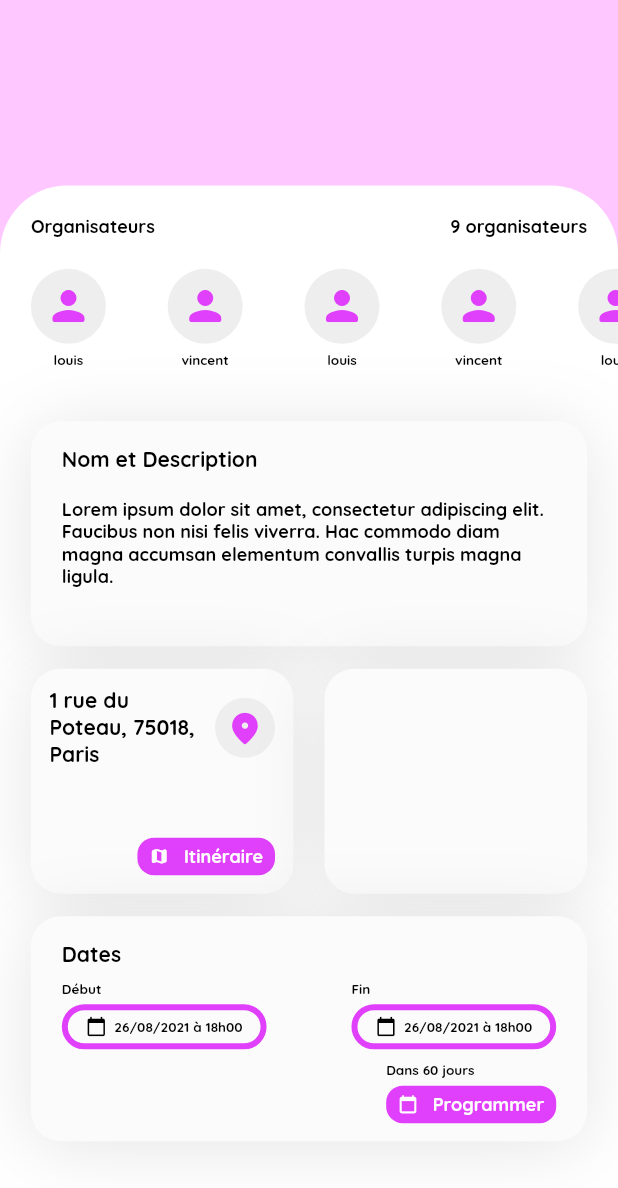
After one commit to Louisp78/Fevly, a Flutter app: the InfoPartyScreen screen opened directly, on a phone screen of 412 x 824 dp. The commit adds this screen. Shown: the top 1188 px of the screen. Run offline on Flutter 3.47's test engine with Material 2 defaults, Android fonts, the light colour scheme and no system bars; our stand-ins replace auto_size_text, flutter_svg, google_fonts; statements that could not run were skipped.

Commit message:
add new screen party_info and fix custom_small_button.dart and custom_text_button.dart

```diff
--- a/fevly/lib/components/custom_small_button.dart
+++ b/fevly/lib/components/custom_small_button.dart
@@ -2,7 +2,7 @@ import 'package:fevly/styles/colors.dart';
 import 'package:flutter/material.dart';
 import 'package:google_fonts/google_fonts.dart';
 
-enum CustomSmallButtonSize { small, normal }
+enum CustomSmallButtonSize { small, normal, verySmall}
 
 class CustomSmallButton extends StatelessWidget {
   const CustomSmallButton({
@@ -58,13 +58,13 @@ class CustomSmallButton extends StatelessWidget {
             if (prefixIcon != null) const SizedBox(width: 5),
             Text(
               text,
-              style: isSmall
+              style: size == CustomSmallButtonSize.verySmall ? textTheme.headline6 :(isSmall
                   ? textTheme.headline5?.copyWith(
                       color: lightMode ? Colors.black : Colors.white,
                     )
                   : textTheme.headline3?.copyWith(
                       color: lightMode ? Colors.black : Colors.white,
-                    ),
+                    )),
             ),
             if (suffixIcon != null) const SizedBox(width: 5),
             if (suffixIcon != null) suffixIcon!,
--- a/fevly/lib/components/custom_text_button.dart
+++ b/fevly/lib/components/custom_text_button.dart
@@ -14,6 +14,8 @@ class CustomTextButtonSize {
       {this.padding = 24, this.borderRadius = 20, this.height = 42});
   const CustomTextButtonSize.small(
       {this.padding = 10, this.borderRadius = 13, this.height = 27});
+  const CustomTextButtonSize.verySmall(
+      {this.padding = 8, this.borderRadius = 11, this.height = 25});
 }
 
 class CustomTextButton extends StatelessWidget {
--- /dev/null
+++ b/fevly/lib/screens/party_info/components/address_information.dart
@@ -0,0 +1,80 @@
+import 'package:fevly/components/custom_text_button.dart';
+import 'package:fevly/styles/colors.dart';
+import 'package:fevly/styles/effects.dart';
+import 'package:flutter/cupertino.dart';
+import 'package:flutter/material.dart';
+
+class AddressInformation extends StatelessWidget {
+  const AddressInformation({
+    Key? key,
+    required this.size,
+    required this.textTheme,
+  }) : super(key: key);
+
+  final Size size;
+  final TextTheme textTheme;
+
+  @override
+  Widget build(BuildContext context) {
+    return Container(
+      height: 150,
+      width: (size.width * 0.9 / 2) - (size.width * 0.05/2),
+      decoration: BoxDecoration(
+        color: kSurfaceLightColor, boxShadow: [kShadowBase],
+        borderRadius: BorderRadius.circular(20),
+      ),
+      child: Column(
+        mainAxisAlignment: MainAxisAlignment.spaceBetween,
+        children: [
+          Padding(
+            padding: EdgeInsets.symmetric(horizontal: size.width * 0.03, vertical: size.width * 0.03),
+            child: Row(
+              mainAxisAlignment: MainAxisAlignment.spaceBetween,
+              children: [
+                Flexible(
+                  child: Text(
+                    "1 rue du Poteau, 75018, Paris",
+                    maxLines: 4,
+                    style: textTheme.headline4,
+                    ),
+                ),
+                SizedBox(width: size.width * 0.02),
+                const FittedBox(
+                  fit: BoxFit.scaleDown,
+                  alignment: Alignment.topLeft,
+                  child: CircleAvatar(
+                    radius: 20,
+                    backgroundColor: kSurfaceColor,
+                    child: Icon(
+                      Icons.location_on_rounded,
+                      size: 20 * (32 / 25),
+                      color: kPrimaryColor,
+                    ),
+                  ),
+                )
+              ],
+            ),
+          ),
+          Padding(
+            padding: EdgeInsets.symmetric(horizontal: size.width * 0.03, vertical: size.width * 0.03),
+            child: Row(
+              mainAxisAlignment: MainAxisAlignment.end,
+              children: [
+                CustomTextButton(
+                  buttonSize: const CustomTextButtonSize.verySmall(),
+                  text: "Itinéraire",
+                  press: () {},
+                  prefixIcon: const Icon(
+                    Icons.map_rounded,
+                    color: Colors.white,
+                    size: 13,
+                  ),
+                ),
+              ],
+            ),
+          ),
+        ],
+      ),
+    );
+  }
+}
--- /dev/null
+++ b/fevly/lib/screens/party_info/components/avatar_info.dart
@@ -0,0 +1,32 @@
+import 'package:fevly/components/custom_circle_avatar.dart';
+import 'package:flutter/cupertino.dart';
+import 'package:flutter/material.dart';
+
+class AvatarInfo extends StatelessWidget {
+  const AvatarInfo({
+    Key? key,
+    required this.size,
+    required this.textTheme, required this.text,
+  }) : super(key: key);
+
+  final Size size;
+  final TextTheme textTheme;
+  final String text;
+
+  @override
+  Widget build(BuildContext context) {
+    return Padding(
+      padding: EdgeInsets.all(size.width * 0.05),
+      child: Column(
+        children: [
+          const CustomCircleAvatar(),
+          const SizedBox(height: 5),
+          Text(
+            text,
+            style: textTheme.headline6,
+            ),
+        ],
+      ),
+    );
+  }
+}
--- /dev/null
+++ b/fevly/lib/screens/party_info/components/date_informations.dart
@@ -0,0 +1,124 @@
+import 'package:fevly/components/custom_small_button.dart';
+import 'package:fevly/components/custom_text_button.dart';
+import 'package:fevly/styles/colors.dart';
+import 'package:fevly/styles/effects.dart';
+import 'package:flutter/cupertino.dart';
+import 'package:flutter/material.dart';
+
+import '../../../constant.dart';
+
+class DateInformations extends StatelessWidget {
+  const DateInformations({
+    Key? key,
+    required this.size,
+    required this.textTheme,
+  }) : super(key: key);
+
+  final Size size;
+  final TextTheme textTheme;
+
+  @override
+  Widget build(BuildContext context) {
+    return Container(
+      height: 150,
+      width: size.width * 0.9,
+      decoration: BoxDecoration(
+        color: kSurfaceLightColor, boxShadow: [kShadowBase],
+        borderRadius: BorderRadius.circular(20),
+      ),
+      child: Column(
+        crossAxisAlignment: CrossAxisAlignment.start,
+        children: [
+          SizedBox(height: size.height * 0.02),
+          Padding(
+            padding: EdgeInsets.symmetric(horizontal: size.width * 0.05),
+            child: Text(
+              "Dates",
+              style: textTheme.headline4,
+              ),
+          ),
+          SizedBox(height: size.height * 0.01),
+          Padding(
+            padding: EdgeInsets.symmetric(horizontal: size.width * 0.05),
+            child: Row(
+              mainAxisAlignment: MainAxisAlignment.spaceBetween,
+              children: [
+                Column(
+                  crossAxisAlignment: CrossAxisAlignment.start,
+                  children: [
+                    Text(
+                      "Début",
+                      style: textTheme.headline6,
+                      ),
+                    const SizedBox(height: 5),
+                    CustomSmallButton(
+                      size: CustomSmallButtonSize.verySmall,
+                      text: "26/08/2021 à 18h00",
+                      press: () {},
+                      prefixIcon: const Icon(
+                        Icons.calendar_today,
+                        color: Colors.black,
+                        size: kSmallIconSize,
+                      ),
+                      borderColor: kPrimaryColor,
+                    ),
+                  ],
+                ),
+                Column(
+                  crossAxisAlignment: CrossAxisAlignment.start,
+                  children: [
+                    Text(
+                      "Fin",
+                      style: textTheme.headline6,
+                      ),
+                    const SizedBox(height: 5),
+                    CustomSmallButton(
+                      size: CustomSmallButtonSize.verySmall,
+                      text: "26/08/2021 à 18h00",
+                      press: () {},
+                      prefixIcon: const Icon(
+                        Icons.calendar_today,
+                        color: Colors.black,
+                        size: kSmallIconSize,
+                      ),
+                      borderColor: kPrimaryColor,
+                    ),
+                  ],
+                ),
+              ],
+            ),
+          ),
+          SizedBox(height: size.height * 0.01),
+          Padding(
+            padding: EdgeInsets.symmetric(horizontal: size.width * 0.05),
+            child: Row(
+              mainAxisAlignment: MainAxisAlignment.end,
+              children: [
+              Column(
+                crossAxisAlignment: CrossAxisAlignment.start,
+                children: [
+                  Text(
+                    "Dans 60 jours",
+                    style: textTheme.headline6,
+                  ),
+                  const SizedBox(height: 5),
+                  CustomTextButton(
+                    buttonSize: const CustomTextButtonSize.verySmall(),
+                    text: "Programmer",
+                    press: () {},
+                    prefixIcon: const Icon(
+                      Icons.calendar_today_rounded,
+                      color: Colors.white,
+                      size: 13,
+                      ),
+                    ),
+                  ],
+                ),
+              ],
+            ),
+          ),
+        ],
+      ),
+    );
+  }
+}
--- /dev/null
+++ b/fevly/lib/screens/party_info/components/party_description.dart
@@ -0,0 +1,47 @@
+import 'package:fevly/styles/colors.dart';
+import 'package:fevly/styles/effects.dart';
+import 'package:flutter/material.dart';
+
+class PartyDescription extends StatelessWidget {
+  const PartyDescription({
+    Key? key,
+    required this.size,
+    required this.textTheme,
+  }) : super(key: key);
+
+  final Size size;
+  final TextTheme textTheme;
+
+  @override
+  Widget build(BuildContext context) {
+    return Container(
+      height: 150,
+      width: size.width * 0.9,
+      decoration: BoxDecoration(
+        color: kSurfaceLightColor, boxShadow: [kShadowBase],
+        borderRadius: BorderRadius.circular(20),
+      ),
+      child: Column(
+        crossAxisAlignment: CrossAxisAlignment.start,
+        children: [
+          SizedBox(height: size.height * 0.02,),
+          Padding(
+            padding: EdgeInsets.symmetric(horizontal: size.width * 0.05),
+            child: Text(
+              "Nom et Description",
+              style: textTheme.headline4,
+            ),
+          ),
+          SizedBox(height: size.height * 0.02,),
+          Padding(
+            padding: EdgeInsets.symmetric(horizontal: size.width * 0.05),
+            child: Text(
+              "Lorem ipsum dolor sit amet, consectetur adipiscing elit. Faucibus non nisi felis viverra. Hac commodo diam magna accumsan elementum convallis turpis magna ligula.",
+              style: textTheme.headline5,
+            ),
+          ),
+        ],
+      ),
+    );
+  }
+}
--- /dev/null
+++ b/fevly/lib/screens/party_info/party_info_screen.dart
@@ -0,0 +1,106 @@
+import 'package:fevly/styles/colors.dart';
+import 'package:fevly/styles/effects.dart';
+import 'package:flutter/material.dart';
+import 'package:google_fonts/google_fonts.dart';
+import 'components/address_information.dart';
+import 'components/avatar_info.dart';
+import 'components/date_informations.dart';
+import 'components/party_description.dart';
+
+class InfoPartyScreen extends StatelessWidget {
+  const InfoPartyScreen({ Key? key }) : super(key: key);
+
+  @override
+  Widget build(BuildContext context) {
+
+
+    final Size size = MediaQuery.of(context).size;
+    final TextTheme textTheme =
+        GoogleFonts.quicksandTextTheme(Theme.of(context).textTheme);
+    final List<String> avatarsList = [
+      "louis", "vincent", "louis", "vincent", "louis", "vincent", "louis", "vincent"
+    ];
+    return Scaffold(
+      backgroundColor: kPrimaryVariantColor,
+      body: SingleChildScrollView(
+        child: Column(
+          children: [
+            SizedBox(height: size.height * 0.15),
+            Container(
+              height: size.height,
+              width: size.width,
+              decoration: const BoxDecoration(
+                // ignore: unnecessary_const
+                borderRadius: const BorderRadius.only(
+                  topRight: Radius.circular(45),
+                  topLeft: Radius.circular(45),
+                  ),
+                color: Colors.white,
+              ),
+              child: Column(
+                children: [
+                  const SizedBox(height: 20),
+                  Padding(
+                    padding: EdgeInsets.symmetric(horizontal: size.width * 0.05),
+                    child: Row(
+                      mainAxisAlignment: MainAxisAlignment.spaceBetween,
+                      children: [
+                        Text(
+                          "Organisateurs",
+                          style: textTheme.headline5
+                        ),
+                        Text(
+                          "9 organisateurs",
+                          style: textTheme.headline5
+                        ),
+                      ],
+                    ),
+                  ),
+                  SingleChildScrollView(
+                    scrollDirection: Axis.horizontal,
+
+                    child: Row(
+                      crossAxisAlignment: CrossAxisAlignment.start,
+                      children: [
+                        ...List.generate(
+                        avatarsList.length,
+                        (index) => AvatarInfo(
+                          text: avatarsList[index],
+                          size: size,
+                          textTheme: textTheme,
+                          )
+                        ),
+                      ],
+                    ),
+                  ),
+                  const SizedBox(height: 15),
+                  PartyDescription(size: size, textTheme: textTheme),
+                  const SizedBox(height: 15),
+                  Padding(
+                    padding: EdgeInsets.symmetric(horizontal: size.width * 0.05),
+                    child: Row(
+                      mainAxisAlignment: MainAxisAlignment.spaceBetween,
+                      children: [
+                        AddressInformation(size: size, textTheme: textTheme),
+                        Container(
+                          height: 150,
+                          width: (size.width * 0.9 / 2) - (size.width * 0.05/2),
+                          decoration: BoxDecoration(
+                            color: kSurfaceLightColor, boxShadow: [kShadowBase],
+                            borderRadius: BorderRadius.circular(20),
+                          ),
+                        ),
+                      ],
+                    ),
+                  ),
+                  const SizedBox(height: 15),
+                  DateInformations(size: size, textTheme: textTheme)
+                ],
+              ),
+            ),
+          ],
+        ),
+      ),
+    );
+  }
+}
```
